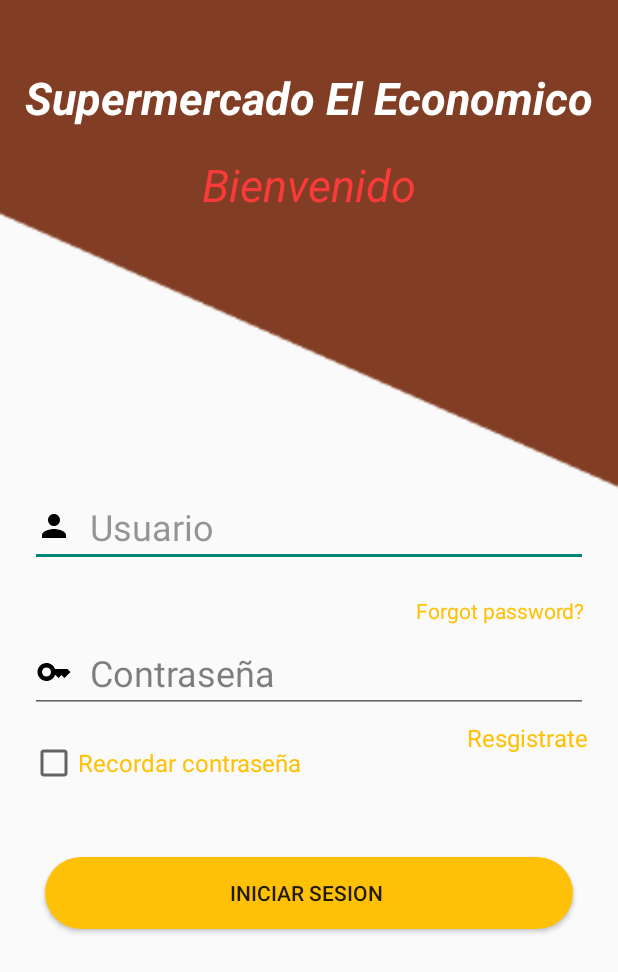
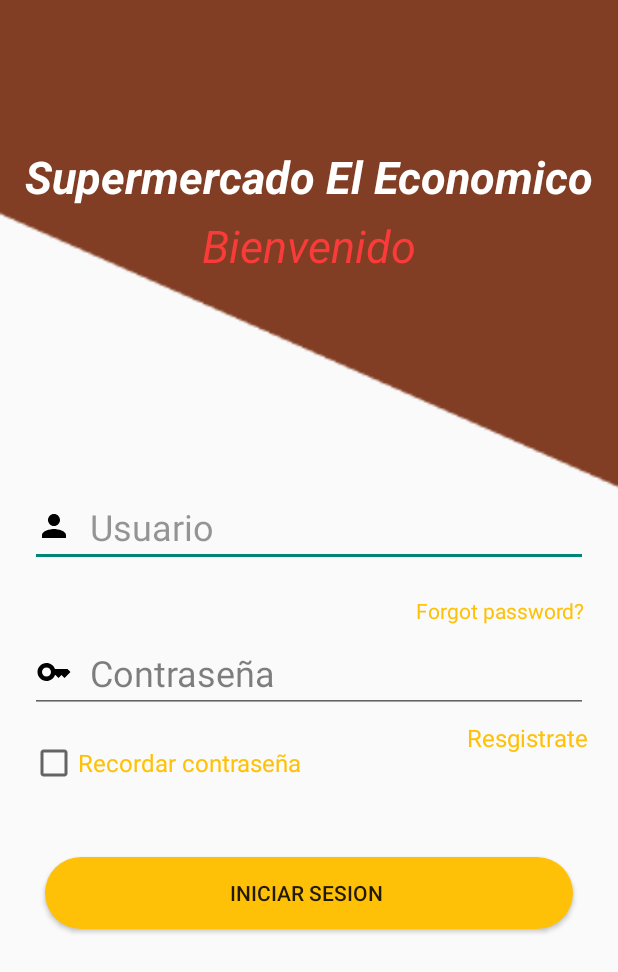
Before and after one commit to J-Salasar/SuperMercado_El_Economico, an Android app: the screen it shows after launch (MainActivity), on a phone screen of 412 x 824 dp. Shown: the top 972 px of the screen. Run offline under Robolectric (Android 15) with nearby library versions, the phone set to English and light mode, and no system bars; our stand-ins replace Volley.

```diff
--- a/app/src/main/res/layout/activity_main.xml
+++ b/app/src/main/res/layout/activity_main.xml
@@ -21,7 +21,7 @@
         app:layout_constraintHorizontal_bias="0.0"
         app:layout_constraintStart_toStartOf="parent"
         app:layout_constraintTop_toTopOf="parent"
-        app:layout_constraintVertical_bias="0.057" />
+        app:layout_constraintVertical_bias="0.124" />
 
     <TextView
         android:id="@+id/textView2"
@@ -37,7 +37,7 @@
         app:layout_constraintHorizontal_bias="0.54"
         app:layout_constraintStart_toStartOf="parent"
         app:layout_constraintTop_toTopOf="parent"
-        app:layout_constraintVertical_bias="0.131" />
+        app:layout_constraintVertical_bias="0.183" />
 
     <EditText
         android:id="@+id/usuario"
@@ -73,7 +73,8 @@
         app:layout_constraintHorizontal_bias="0.0"
         app:layout_constraintStart_toStartOf="parent"
         app:layout_constraintTop_toTopOf="parent"
-        app:layout_constraintVertical_bias="0.62" />
+        app:layout_constraintVertical_bias="0.62"
+        tools:ignore="TouchTargetSizeCheck" />
 
     <EditText
         android:id="@+id/clave"
```
Also changed, not shown: app/src/main/java/com/example/supermercado/MainActivity.java (+25 -2 lines), app/src/main/java/com/example/supermercado/configuracion/validar_sesion.java (+11 -2 lines).
